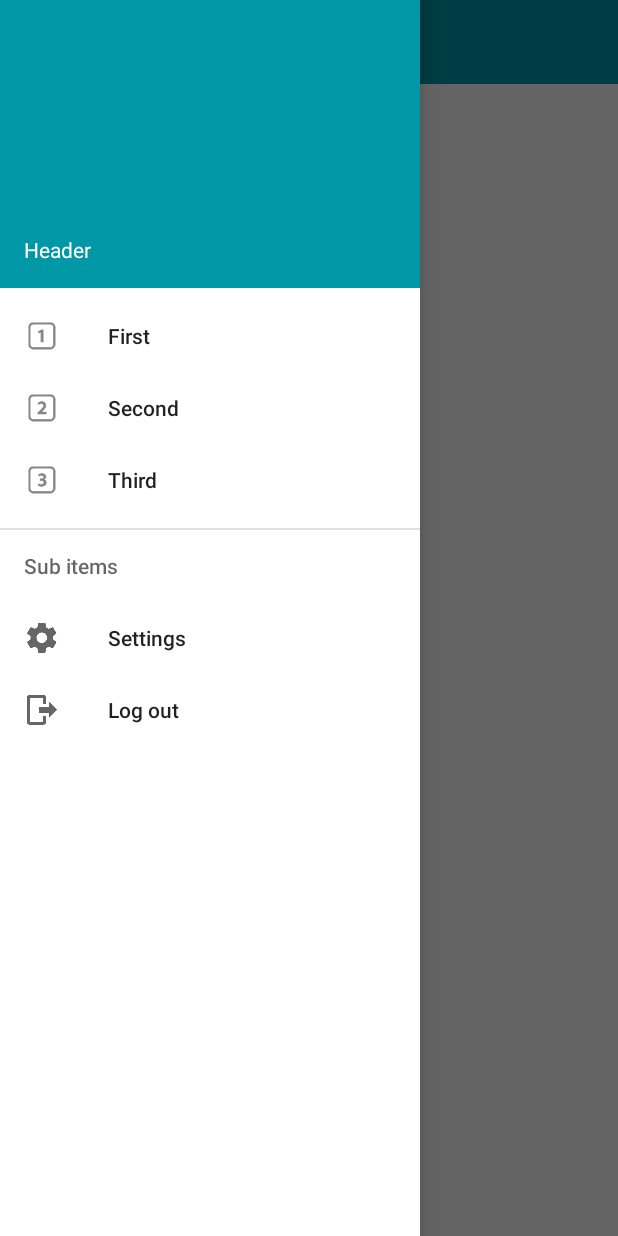
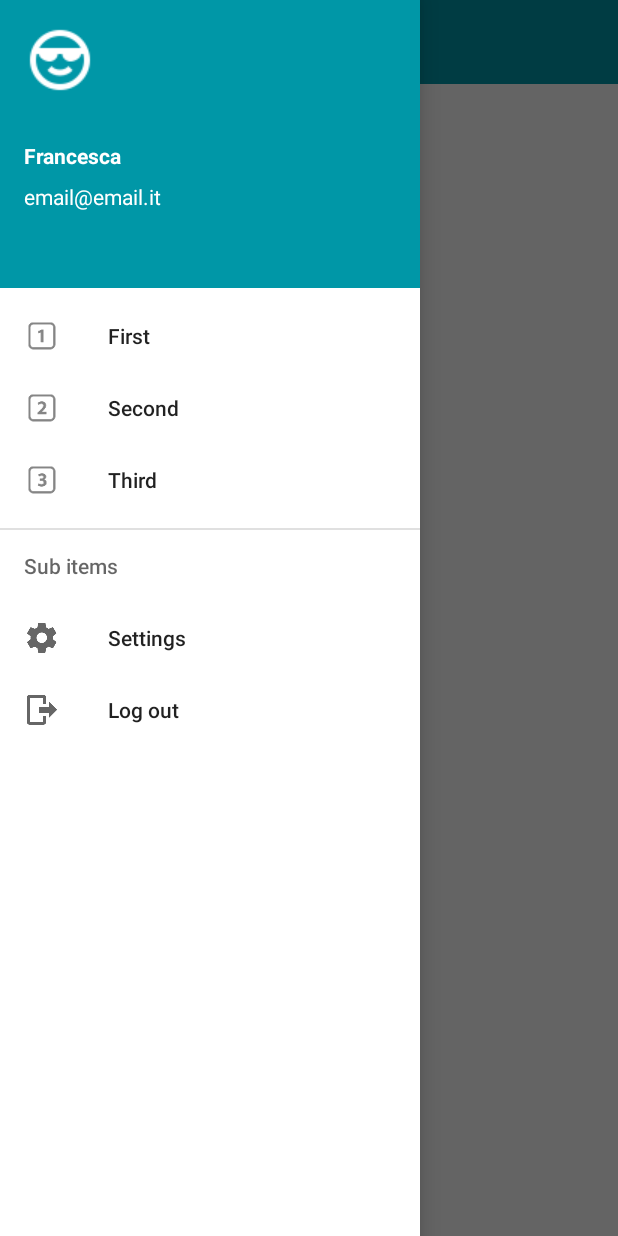
Before and after one commit to FraMonde/Progetto, an Android app: the Main2Activity screen opened directly, with no data from a screen before it, with the side drawer open, on a phone screen of 412 x 824 dp. Run offline under Robolectric (Android 15) with nearby library versions, the light colour scheme and no system bars; libraries missing offline, so code that uses them is left out: com.parse.

Commit message:
Modifiche Drawable navigation.

```diff
--- a/ParseStarterProject/src/main/java/com/parse/starter/DispatchActivity.java
+++ b/ParseStarterProject/src/main/java/com/parse/starter/DispatchActivity.java
@@ -3,6 +3,7 @@ package com.parse.starter;
 import android.content.Intent;
 import android.os.Bundle;
 import android.support.v7.app.AppCompatActivity;
+import android.util.Log;
 
 import com.parse.ParseUser;
 
@@ -13,8 +14,8 @@ public class DispatchActivity extends AppCompatActivity {
         super.onCreate(savedInstanceState);
         setContentView(R.layout.activity_dispatch);
 
-        // Check if there is current user info
-        if (ParseUser.getCurrentUser() != null) {
+        // Check if there is current user info. Bug with Parse logout, after that just the username is null.
+        if (ParseUser.getCurrentUser() != null && ParseUser.getCurrentUser().getUsername() != null) {
             // Start an intent for the logged in activity
             startActivity(new Intent(this, Main2Activity.class));
         } else {
--- a/ParseStarterProject/src/main/java/com/parse/starter/Main2Activity.java
+++ b/ParseStarterProject/src/main/java/com/parse/starter/Main2Activity.java
@@ -21,17 +21,23 @@ import com.parse.ParseUser;
 
 public class Main2Activity extends AppCompatActivity {
 
-    ParseUser currentUser;
-    Button logOutButton;
     private DrawerLayout mDrawer;
     private NavigationView nvDrawer;
     private Toolbar toolbar;
+    private TextView usernameText;
+    private TextView emailText;
+
 
 
     @Override
     protected void onCreate(Bundle savedInstanceState) {
         super.onCreate(savedInstanceState);
         setContentView(R.layout.activity_main2);
+
+        /*usernameText = (TextView) findViewById(R.id.username_text);
+        usernameText.setText("Ciao");
+        emailText = (TextView) findViewById(R.id.email_text);
+        emailText.setText(ParseUser.getCurrentUser().getEmail()); */
 
         // Set a Toolbar to replace the ActionBar.
         toolbar = (Toolbar) findViewById(R.id.toolbar);
@@ -48,21 +54,6 @@ public class Main2Activity extends AppCompatActivity {
         nvDrawer = (NavigationView) findViewById(R.id.nvView);
         // Setup drawer view
         setupDrawerContent(nvDrawer);
-
-        currentUser = ParseUser.getCurrentUser();
-
-        /*logOutButton = (Button) findViewById(R.id.logout_button);
-        logOutButton.setOnClickListener(new View.OnClickListener() {
-            @Override
-            public void onClick(View v) {
-                ParseUser.logOut();
-                Intent intent = new Intent(Main2Activity.this, DispatchActivity.class);
-                intent.addFlags(Intent.FLAG_ACTIVITY_CLEAR_TASK | Intent.FLAG_ACTIVITY_NEW_TASK);
-                startActivity(intent);
-            }
-        }); */
-
-;
     }
 
     @Override
--- a/ParseStarterProject/src/main/res/layout/activity_sign_in.xml
+++ b/ParseStarterProject/src/main/res/layout/activity_sign_in.xml
@@ -26,7 +26,7 @@
         android:id="@+id/username_signin"
         android:background="#ffffff"
         android:paddingLeft="10dp"
-        android:layout_marginTop="100dp"/>
+        android:layout_marginTop="100dp" />
 
     <EditText
         android:layout_width="match_parent"
@@ -35,7 +35,8 @@
         android:hint="Insert password"
         android:id="@+id/password_signin"
         android:background="#ffffff"
-        android:paddingLeft="10dp" />
+        android:paddingLeft="10dp"
+        android:inputType="textPassword" />
 
     <Button
         android:layout_width="200dp"
--- a/ParseStarterProject/src/main/res/layout/activity_sign_up.xml
+++ b/ParseStarterProject/src/main/res/layout/activity_sign_up.xml
@@ -37,7 +37,8 @@
         android:hint="Insert password"
         android:id="@+id/password_signup"
         android:background="#ffffff"
-        android:paddingLeft="10dp" />
+        android:paddingLeft="10dp"
+        android:inputType="textPassword" />
 
     <EditText
         android:layout_width="match_parent"
@@ -46,7 +47,8 @@
         android:hint="Confirm password"
         android:id="@+id/passwordAgain_signup"
         android:background="#ffffff"
-        android:paddingLeft="10dp" />
+        android:paddingLeft="10dp"
+        android:inputType="textVisiblePassword" />
 
     <Button
         android:layout_width="200dp"
--- a/ParseStarterProject/src/main/res/layout/nav_header.xml
+++ b/ParseStarterProject/src/main/res/layout/nav_header.xml
@@ -6,13 +6,32 @@
     android:padding="16dp"
     android:theme="@style/ThemeOverlay.AppCompat.Dark"
     android:orientation="vertical"
-    android:gravity="bottom">
+    android:gravity="top">
+
+    <ImageView
+        android:layout_width="wrap_content"
+        android:layout_height="wrap_content"
+        android:id="@+id/profile_image"
+        android:src="@drawable/ic_profile"
+        android:layout_marginBottom="30dp"/>
 
     <TextView
         android:layout_width="match_parent"
         android:layout_height="wrap_content"
-        android:text="Header"
-        android:textColor="@android:color/white"
-        android:textAppearance="@style/TextAppearance.AppCompat.Body1"/>
+        android:id="@+id/username_text"
+        android:text="Francesca"
+        android:textSize="14sp"
+        android:paddingBottom="8dp"
+        android:textColor="#ffffff"
+        android:focusableInTouchMode="false"
+        android:textStyle="bold" />
+
+    <TextView
+        android:layout_width="match_parent"
+        android:layout_height="wrap_content"
+        android:id="@+id/email_text"
+        android:text="email@email.it"
+        android:textSize="14sp"
+        android:textColor="#ffffff" />
 
 </LinearLayout>
```
Also changed, not shown: ParseStarterProject/src/main/java/com/parse/starter/SignInActivity.java (+13 -0 lines), ParseStarterProject/src/main/res/drawable/ic_profile.png (added), 29 other files.
